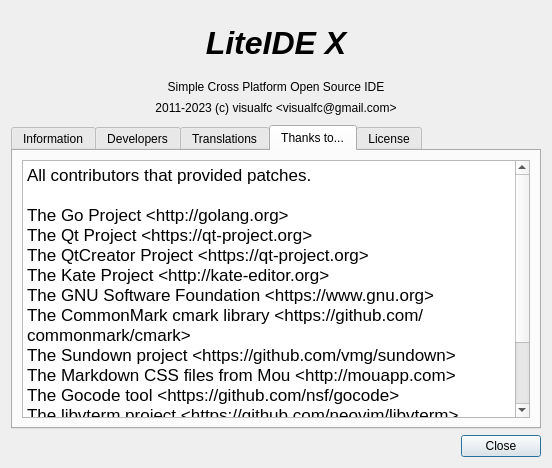
Old version of the form liteidex/src/liteapp/aboutdialog.ui in the repository mowangshuying/LiteideX.
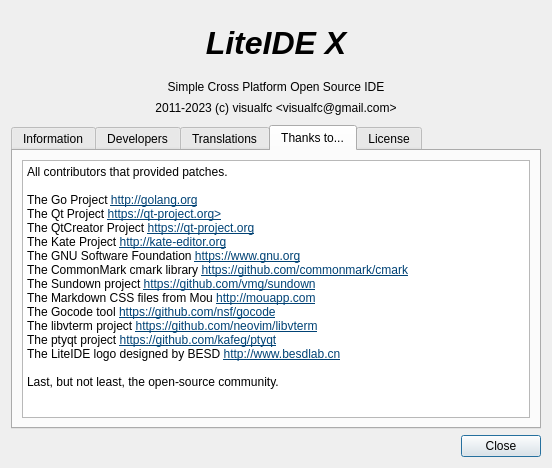
New version of the form. The open tabs and pages were chosen to show the change. Icons and pictures are not drawn.

Commit message: aboutdialog.ui: textbrowser font standard. same as label.

Diff of the .ui file:
```diff
--- a/liteidex/src/liteapp/aboutdialog.ui
+++ b/liteidex/src/liteapp/aboutdialog.ui
@@ -546,6 +546,9 @@
       <layout class="QVBoxLayout" name="verticalLayout_3">
        <item>
         <widget class="QTextBrowser" name="textBrowser">
+         <property name="styleSheet">
+          <string notr="true"/>
+         </property>
          <property name="html">
           <string notr="true">&lt;!DOCTYPE HTML PUBLIC &quot;-//W3C//DTD HTML 4.0//EN&quot; &quot;http://www.w3.org/TR/REC-html40/strict.dtd&quot;&gt;
 &lt;html&gt;&lt;head&gt;&lt;meta name=&quot;qrichtext&quot; content=&quot;1&quot; /&gt;&lt;meta charset=&quot;utf-8&quot; /&gt;&lt;style type=&quot;text/css&quot;&gt;
@@ -553,23 +556,8 @@
 hr { height: 1px; border-width: 0; }
 li.unchecked::marker { content: &quot;\2610&quot;; }
 li.checked::marker { content: &quot;\2612&quot;; }
-&lt;/style&gt;&lt;/head&gt;&lt;body style=&quot; font-family:'.SF NS Text'; font-size:13pt; font-weight:400; font-style:normal;&quot;&gt;
-&lt;p style=&quot; margin-top:0px; margin-bottom:0px; margin-left:0px; margin-right:0px; -qt-block-indent:0; text-indent:0px;&quot;&gt;All contributors that provided patches.&lt;/p&gt;
-&lt;p style=&quot;-qt-paragraph-type:empty; margin-top:0px; margin-bottom:0px; margin-left:0px; margin-right:0px; -qt-block-indent:0; text-indent:0px;&quot;&gt;&lt;br /&gt;&lt;/p&gt;
-&lt;p style=&quot; margin-top:0px; margin-bottom:0px; margin-left:0px; margin-right:0px; -qt-block-indent:0; text-indent:0px;&quot;&gt;The Go Project &amp;lt;http://golang.org&amp;gt;&lt;/p&gt;
-&lt;p style=&quot; margin-top:0px; margin-bottom:0px; margin-left:0px; margin-right:0px; -qt-block-indent:0; text-indent:0px;&quot;&gt;The Qt Project &amp;lt;https://qt-project.org&amp;gt;&lt;/p&gt;
-&lt;p style=&quot; margin-top:0px; margin-bottom:0px; margin-left:0px; margin-right:0px; -qt-block-indent:0; text-indent:0px;&quot;&gt;The QtCreator Project &amp;lt;https://qt-project.org&amp;gt;&lt;/p&gt;
-&lt;p style=&quot; margin-top:0px; margin-bottom:0px; margin-left:0px; margin-right:0px; -qt-block-indent:0; text-indent:0px;&quot;&gt;The Kate Project &amp;lt;http://kate-editor.org&amp;gt;&lt;/p&gt;
-&lt;p style=&quot; margin-top:0px; margin-bottom:0px; margin-left:0px; margin-right:0px; -qt-block-indent:0; text-indent:0px;&quot;&gt;The GNU Software Foundation &amp;lt;https://www.gnu.org&amp;gt;&lt;/p&gt;
-&lt;p style=&quot; margin-top:0px; margin-bottom:0px; margin-left:0px; margin-right:0px; -qt-block-indent:0; text-indent:0px;&quot;&gt;The CommonMark cmark library &amp;lt;https://github.com/commonmark/cmark&amp;gt;&lt;/p&gt;
-&lt;p style=&quot; margin-top:0px; margin-bottom:0px; margin-left:0px; margin-right:0px; -qt-block-indent:0; text-indent:0px;&quot;&gt;The Sundown project &amp;lt;https://github.com/vmg/sundown&amp;gt;&lt;/p&gt;
-&lt;p style=&quot; margin-top:0px; margin-bottom:0px; margin-left:0px; margin-right:0px; -qt-block-indent:0; text-indent:0px;&quot;&gt;The Markdown CSS files from Mou &amp;lt;http://mouapp.com&amp;gt;&lt;/p&gt;
-&lt;p style=&quot; margin-top:0px; margin-bottom:0px; margin-left:0px; margin-right:0px; -qt-block-indent:0; text-indent:0px;&quot;&gt;The Gocode tool &amp;lt;https://github.com/nsf/gocode&amp;gt;&lt;/p&gt;
-&lt;p style=&quot; margin-top:0px; margin-bottom:0px; margin-left:0px; margin-right:0px; -qt-block-indent:0; text-indent:0px;&quot;&gt;The libvterm project &amp;lt;https://github.com/neovim/libvterm&amp;gt;&lt;/p&gt;
-&lt;p style=&quot; margin-top:0px; margin-bottom:0px; margin-left:0px; margin-right:0px; -qt-block-indent:0; text-indent:0px;&quot;&gt;The ptyqt project &amp;lt;https://github.com/kafeg/ptyqt&amp;gt;&lt;/p&gt;
-&lt;p style=&quot; margin-top:0px; margin-bottom:0px; margin-left:0px; margin-right:0px; -qt-block-indent:0; text-indent:0px;&quot;&gt;The LiteIDE logo designed by BESD &amp;lt;http://www.besdlab.cn&amp;gt;&lt;/p&gt;
-&lt;p style=&quot;-qt-paragraph-type:empty; margin-top:0px; margin-bottom:0px; margin-left:0px; margin-right:0px; -qt-block-indent:0; text-indent:0px;&quot;&gt;&lt;br /&gt;&lt;/p&gt;
-&lt;p style=&quot; margin-top:0px; margin-bottom:0px; margin-left:0px; margin-right:0px; -qt-block-indent:0; text-indent:0px;&quot;&gt;Last, but not least, the open-source community.&lt;/p&gt;&lt;/body&gt;&lt;/html&gt;</string>
+&lt;/style&gt;&lt;/head&gt;&lt;body style=&quot; font-family:'Microsoft YaHei UI'; font-size:9pt; font-weight:400; font-style:normal;&quot;&gt;
+&lt;p style=&quot; margin-top:0px; margin-bottom:0px; margin-left:0px; margin-right:0px; -qt-block-indent:0; text-indent:0px;&quot;&gt;All contributors that provided patches.&lt;br /&gt;&lt;br /&gt;The Go Project &lt;a href=&quot;http://golang.org&quot;&gt;&lt;span style=&quot; text-decoration: underline; color:#004275;&quot;&gt;http://golang.org&lt;/span&gt;&lt;/a&gt;&lt;br /&gt;The Qt Project &lt;a href=&quot;https://qt-project.org&quot;&gt;&lt;span style=&quot; text-decoration: underline; color:#004275;&quot;&gt;https://qt-project.org&amp;gt;&lt;/span&gt;&lt;/a&gt;&lt;br /&gt;The QtCreator Project &lt;a href=&quot;https://qt-project.org&quot;&gt;&lt;span style=&quot; text-decoration: underline; color:#004275;&quot;&gt;https://qt-project.org&lt;/span&gt;&lt;/a&gt;&lt;br /&gt;The Kate Project &lt;a href=&quot;http://kate-editor.org&quot;&gt;&lt;span style=&quot; text-decoration: underline; color:#004275;&quot;&gt;http://kate-editor.org&lt;/span&gt;&lt;/a&gt;&lt;br /&gt;The GNU Software Foundation &lt;a href=&quot;https://www.gnu.org&quot;&gt;&lt;span style=&quot; text-decoration: underline; color:#004275;&quot;&gt;https://www.gnu.org&lt;/span&gt;&lt;/a&gt;&lt;br /&gt;The CommonMark cmark library &lt;a href=&quot;https://github.com/commonmark/cmark&quot;&gt;&lt;span style=&quot; text-decoration: underline; color:#004275;&quot;&gt;https://github.com/commonmark/cmark&lt;/span&gt;&lt;/a&gt;&lt;br /&gt;The Sundown project &lt;a href=&quot;https://github.com/vmg/sundown&quot;&gt;&lt;span style=&quot; text-decoration: underline; color:#004275;&quot;&gt;https://github.com/vmg/sundown&lt;/span&gt;&lt;/a&gt;&lt;br /&gt;The Markdown CSS files from Mou &lt;a href=&quot;http://mouapp.com&quot;&gt;&lt;span style=&quot; text-decoration: underline; color:#004275;&quot;&gt;http://mouapp.com&lt;/span&gt;&lt;/a&gt;&lt;br /&gt;The Gocode tool &lt;a href=&quot;https://github.com/nsf/gocode&quot;&gt;&lt;span style=&quot; text-decoration: underline; color:#004275;&quot;&gt;https://github.com/nsf/gocode&lt;/span&gt;&lt;/a&gt;&lt;br /&gt;The libvterm project &lt;a href=&quot;https://github.com/neovim/libvterm&quot;&gt;&lt;span style=&quot; text-decoration: underline; color:#004275;&quot;&gt;https://github.com/neovim/libvterm&lt;/span&gt;&lt;/a&gt;&lt;br /&gt;The ptyqt project &lt;a href=&quot;https://github.com/kafeg/ptyqt&quot;&gt;&lt;span style=&quot; text-decoration: underline; color:#004275;&quot;&gt;https://github.com/kafeg/ptyqt&lt;/span&gt;&lt;/a&gt;&lt;br /&gt;The LiteIDE logo designed by BESD &lt;a href=&quot;http://www.besdlab.cn&quot;&gt;&lt;span style=&quot; text-decoration: underline; color:#004275;&quot;&gt;http://www.besdlab.cn&lt;/span&gt;&lt;/a&gt;&lt;br /&gt;&lt;br /&gt;Last, but not least, the open-source community.&lt;br /&gt;&lt;/p&gt;&lt;/body&gt;&lt;/html&gt;</string>
          </property>
         </widget>
        </item>
```
Left out of the diff: 38 changed lines with no effect on the pictures.
